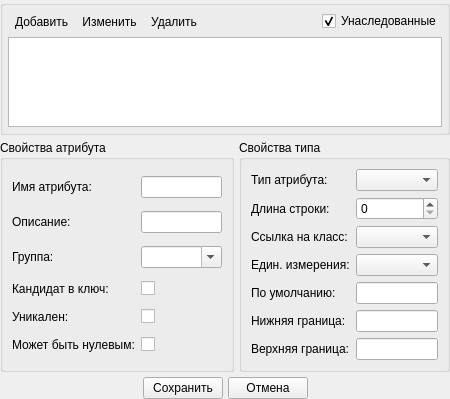
Qt form src/plugins/modeleride/attrwidget.ui (rdnvndr/raindrop) before a commit.
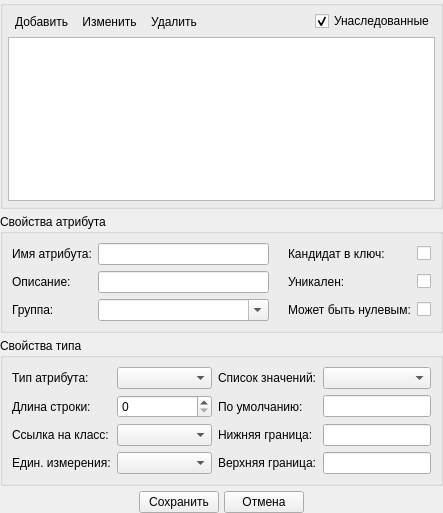
The same form after that commit. Icons and pictures are not drawn. Custom widgets are drawn as their Qt base class.

The edit to the form file:
```diff
--- a/src/plugins/modeleride/attrwidget.ui
+++ b/src/plugins/modeleride/attrwidget.ui
@@ -6,8 +6,8 @@
    <rect>
     <x>0</x>
     <y>0</y>
-    <width>450</width>
-    <height>399</height>
+    <width>443</width>
+    <height>513</height>
    </rect>
   </property>
   <property name="windowTitle">
@@ -175,24 +175,15 @@
     </widget>
    </item>
    <item>
-    <layout class="QHBoxLayout" name="horizontalLayoutPropAttr">
-     <item>
       <widget class="QGroupBox" name="groupBoxPropAttr">
        <property name="title">
         <string>Свойства атрибута</string>
        </property>
        <layout class="QGridLayout" name="gridLayout_2">
-        <item row="5" column="0">
-         <widget class="QLabel" name="labelIsNull">
+      <item row="2" column="4">
+       <widget class="QCheckBox" name="checkBoxIsNull">
           <property name="text">
-           <string>Может быть нулевым:</string>
-          </property>
-         </widget>
-        </item>
-        <item row="3" column="0">
-         <widget class="QLabel" name="labelIsCandidateKey">
-          <property name="text">
-           <string>Кандидат в ключ:</string>
+         <string/>
           </property>
          </widget>
         </item>
@@ -203,17 +194,10 @@
           </property>
          </widget>
         </item>
-        <item row="1" column="1">
-         <widget class="QLineEdit" name="lineEditAttrDesc">
+      <item row="0" column="1">
+       <widget class="QLineEdit" name="lineEditAttrName">
           <property name="maxLength">
-           <number>256</number>
-          </property>
-         </widget>
-        </item>
-        <item row="5" column="1">
-         <widget class="QCheckBox" name="checkBoxIsNull">
-          <property name="text">
-           <string/>
+         <number>32767</number>
           </property>
          </widget>
         </item>
@@ -224,6 +208,27 @@
           </property>
          </widget>
         </item>
+      <item row="1" column="4">
+       <widget class="QCheckBox" name="checkBoxIsUnique">
+        <property name="text">
+         <string/>
+        </property>
+       </widget>
+      </item>
+      <item row="2" column="1">
+       <widget class="QComboBox" name="comboBoxAttrGroup">
+        <property name="editable">
+         <bool>true</bool>
+        </property>
+       </widget>
+      </item>
+      <item row="2" column="3">
+       <widget class="QLabel" name="labelIsNull">
+        <property name="text">
+         <string>Может быть нулевым:</string>
+        </property>
+       </widget>
+      </item>
         <item row="0" column="0">
          <widget class="QLabel" name="labelAttrName">
           <property name="text">
@@ -231,38 +236,38 @@
           </property>
          </widget>
         </item>
-        <item row="0" column="1">
-         <widget class="QLineEdit" name="lineEditAttrName">
+      <item row="1" column="1">
+       <widget class="QLineEdit" name="lineEditAttrDesc">
           <property name="maxLength">
-           <number>32767</number>
+         <number>256</number>
           </property>
          </widget>
         </item>
-        <item row="3" column="1">
-         <widget class="QCheckBox" name="checkBoxIsCandidateKey">
-          <property name="text">
-           <string/>
-          </property>
-         </widget>
-        </item>
-        <item row="4" column="0">
+      <item row="1" column="3">
          <widget class="QLabel" name="labelIsUnique">
           <property name="text">
            <string>Уникален:</string>
           </property>
          </widget>
         </item>
-        <item row="4" column="1">
-         <widget class="QCheckBox" name="checkBoxIsUnique">
+      <item row="0" column="3">
+       <widget class="QLabel" name="labelIsCandidateKey">
           <property name="text">
+         <string>Кандидат в ключ:</string>
+        </property>
+       </widget>
+      </item>
+      <item row="0" column="4">
+       <widget class="QCheckBox" name="checkBoxIsCandidateKey">
+        <property name="text">
            <string/>
           </property>
          </widget>
         </item>
-        <item row="2" column="1">
-         <widget class="QComboBox" name="comboBoxAttrGroup">
-          <property name="editable">
-           <bool>true</bool>
+      <item row="0" column="2">
+       <widget class="QLabel" name="labelSpace">
+        <property name="text">
+         <string/>
           </property>
          </widget>
         </item>
@@ -275,16 +280,16 @@
         <string>Свойства типа</string>
        </property>
        <layout class="QGridLayout" name="gridLayout_3">
-        <item row="4" column="0">
-         <widget class="QLabel" name="labelDefaultValue">
-          <property name="text">
-           <string>По умолчанию:</string>
-          </property>
-         </widget>
-        </item>
         <item row="2" column="1">
          <widget class="TreeComboBox" name="comboBoxLinkAttr"/>
         </item>
+      <item row="0" column="2">
+       <widget class="QLabel" name="labelLov">
+        <property name="text">
+         <string>Список значений:</string>
+        </property>
+       </widget>
+      </item>
         <item row="1" column="0">
          <widget class="QLabel" name="labelStringLen">
           <property name="text">
@@ -292,18 +297,17 @@
           </property>
          </widget>
         </item>
-        <item row="4" column="1">
-         <widget class="QLineEdit" name="lineEditDefaultValue"/>
-        </item>
-        <item row="6" column="0">
-         <widget class="QLabel" name="labelLowerBound">
-          <property name="text">
-           <string>Нижняя граница:</string>
-          </property>
-         </widget>
+      <item row="3" column="1">
+       <widget class="TreeComboBox" name="comboBoxUnitAttr"/>
         </item>
         <item row="1" column="1">
          <widget class="QSpinBox" name="spinBoxStringLen">
+        <property name="sizePolicy">
+         <sizepolicy hsizetype="Expanding" vsizetype="Fixed">
+          <horstretch>0</horstretch>
+          <verstretch>0</verstretch>
+         </sizepolicy>
+        </property>
           <property name="maximum">
            <number>8000</number>
           </property>
@@ -316,6 +320,13 @@
           </property>
          </widget>
         </item>
+      <item row="3" column="0">
+       <widget class="QLabel" name="labelUnitAttr">
+        <property name="text">
+         <string>Един. измерения:</string>
+        </property>
+       </widget>
+      </item>
         <item row="0" column="1">
          <widget class="QComboBox" name="comboBoxTypeAttr"/>
         </item>
@@ -326,47 +337,57 @@
           </property>
          </widget>
         </item>
-        <item row="7" column="0">
+      <item row="0" column="3">
+       <widget class="QComboBox" name="comboBoxLov"/>
+      </item>
+      <item row="1" column="2">
+       <widget class="QLabel" name="labelDefaultValue">
+        <property name="text">
+         <string>По умолчанию:</string>
+        </property>
+       </widget>
+      </item>
+      <item row="1" column="3">
+       <widget class="QLineEdit" name="lineEditDefaultValue"/>
+      </item>
+      <item row="2" column="2">
+       <widget class="QLabel" name="labelLowerBound">
+        <property name="text">
+         <string>Нижняя граница:</string>
+        </property>
+       </widget>
+      </item>
+      <item row="2" column="3">
+       <widget class="QLineEdit" name="lineEditLowerBound"/>
+      </item>
+      <item row="3" column="2">
          <widget class="QLabel" name="labelUpperBound">
           <property name="text">
            <string>Верхняя граница:</string>
           </property>
          </widget>
         </item>
-        <item row="6" column="1">
-         <widget class="QLineEdit" name="lineEditLowerBound"/>
-        </item>
-        <item row="7" column="1">
+      <item row="3" column="3">
          <widget class="QLineEdit" name="lineEditUpperBound"/>
         </item>
-        <item row="3" column="0">
-         <widget class="QLabel" name="labelUnitAttr">
-          <property name="text">
-           <string>Един. измерения:</string>
-          </property>
-         </widget>
-        </item>
-        <item row="3" column="1">
-         <widget class="TreeComboBox" name="comboBoxUnitAttr"/>
-        </item>
        </layout>
        <zorder>labelTypeAttr</zorder>
        <zorder>labelStringLen</zorder>
        <zorder>comboBoxTypeAttr</zorder>
        <zorder>labelLinkClass</zorder>
        <zorder>comboBoxLinkAttr</zorder>
+     <zorder>spinBoxStringLen</zorder>
+     <zorder>labelUnitAttr</zorder>
+     <zorder>comboBoxUnitAttr</zorder>
+     <zorder>labelLov</zorder>
+     <zorder>comboBoxLov</zorder>
        <zorder>labelDefaultValue</zorder>
        <zorder>lineEditDefaultValue</zorder>
-       <zorder>spinBoxStringLen</zorder>
        <zorder>labelLowerBound</zorder>
-       <zorder>labelUpperBound</zorder>
        <zorder>lineEditLowerBound</zorder>
+     <zorder>labelUpperBound</zorder>
        <zorder>lineEditUpperBound</zorder>
-       <zorder>labelUnitAttr</zorder>
-       <zorder>comboBoxUnitAttr</zorder>
-      </widget>
-     </item>
-    </layout>
+    </widget>
    </item>
    <item>
     <layout class="QHBoxLayout" name="horizontalLayoutAttrSave">
```
Lines whose indentation alone changed are shown as unchanged.
